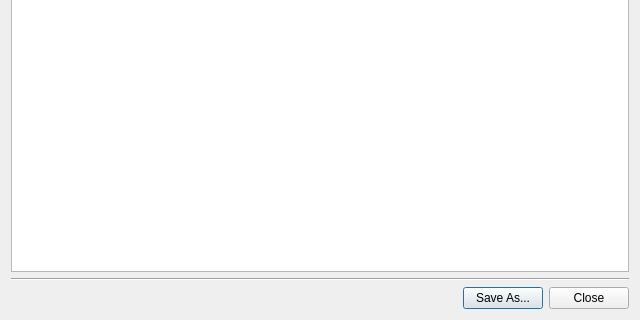
First picture: the form in Qr49/checkoutdatadialog.ui, repository pa23/r49, before the edit; both pictures show x 0 to 640 and y 160 to 480 of the 640 by 480 pixel window.
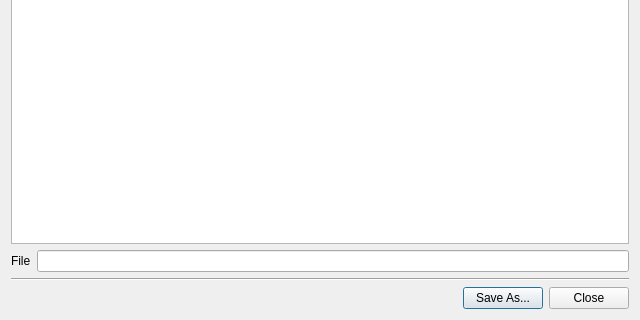
Second picture: the form after the edit. Icons and pictures are not drawn.

Commit message: Dimensions added into labels of "Common parameters" dialog. "Data import" dialog has icon now. File name in "Checkout data" dialog added. Minimal window size changed. Now program restore toolbar location after restart. Bug fixed: impossibility to change number of rows in the "Full load curve" table. Bug fixed: segmentation fault after "Free Calculation".

Diff of the .ui file:
```diff
--- a/Qr49/checkoutdatadialog.ui
+++ b/Qr49/checkoutdatadialog.ui
@@ -31,6 +31,24 @@
      </property>
     </widget>
    </item>
+   <item>
+    <layout class="QHBoxLayout" name="horizontalLayout_2">
+     <item>
+      <widget class="QLabel" name="label">
+       <property name="text">
+        <string>File</string>
+       </property>
+      </widget>
+     </item>
+     <item>
+      <widget class="QLineEdit" name="lineEdit_file">
+       <property name="readOnly">
+        <bool>true</bool>
+       </property>
+      </widget>
+     </item>
+    </layout>
+   </item>
    <item>
     <widget class="Line" name="line">
      <property name="orientation">
```
The commit also changes 6 other files.
